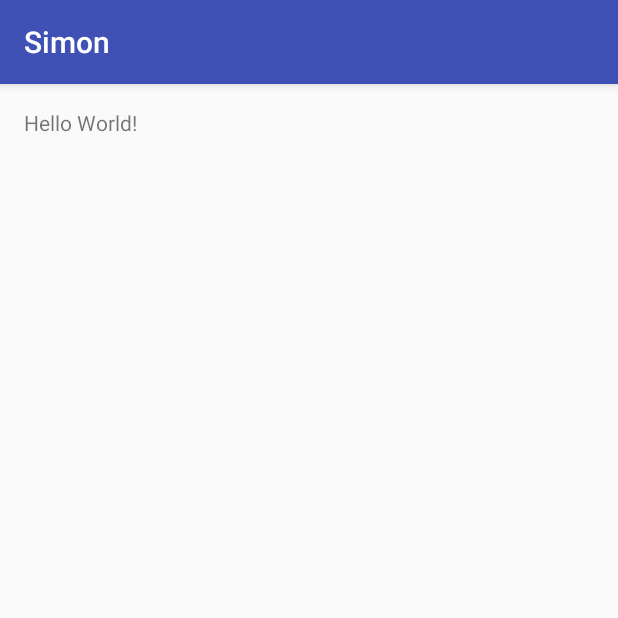
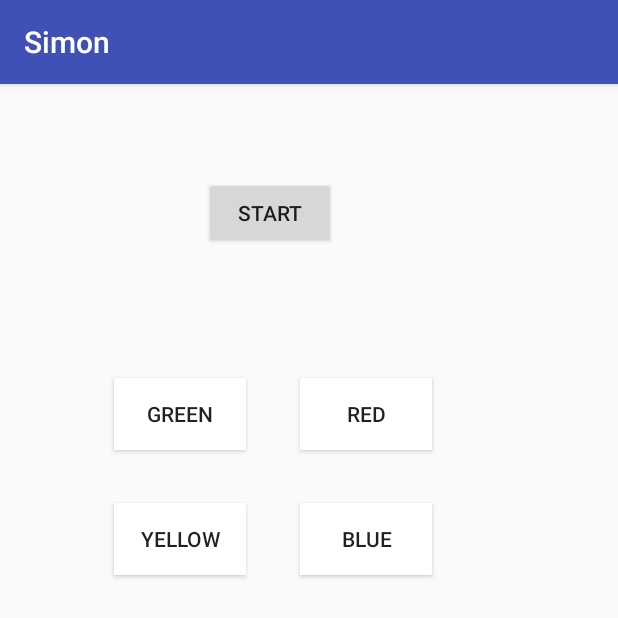
Before and after one commit to mcha83/Simon, an Android app: the screen it shows after launch (TestActivity), on a phone screen of 412 x 824 dp, the top half of it. Run offline under Robolectric (Android 15) with nearby library versions, the phone set to English and light mode, and no system bars.

Commit message:
very basic simon play in test activity

```diff
--- /dev/null
+++ b/app/src/main/java/com/bradleywilcox/simon/ISimonActivity.java
@@ -0,0 +1,15 @@
+package com.bradleywilcox.simon;
+
+/**
+ * Bradley Wilcox / Michael Cha
+ * CSCI 4020
+ * Assignment 2
+ */
+
+
+public interface ISimonActivity {
+    public void updateButtons(int button);
+
+    public void timerDone();
+    public void runnerDone();
+}
--- a/app/src/main/java/com/bradleywilcox/simon/TestActivity.java
+++ b/app/src/main/java/com/bradleywilcox/simon/TestActivity.java
@@ -1,13 +1,110 @@
 package com.bradleywilcox.simon;
 
+import android.graphics.Color;
+import android.os.AsyncTask;
 import android.support.v7.app.AppCompatActivity;
 import android.os.Bundle;
+import android.view.View;
+import android.widget.Button;
+import android.widget.Toast;
 
-public class TestActivity extends AppCompatActivity {
+public class TestActivity extends AppCompatActivity implements View.OnClickListener, ISimonActivity{
+    Button btnGreen, btnRed, btnYellow, btnBlue, btnStart;
+    private Simon simon;
+    private SimonRunner simonRunner;
+    private Timer timer;
 
     @Override
     protected void onCreate(Bundle savedInstanceState) {
         super.onCreate(savedInstanceState);
         setContentView(R.layout.activity_test);
+
+        btnGreen = (Button)findViewById(R.id.button);
+        btnRed = (Button)findViewById(R.id.button2);
+        btnYellow = (Button)findViewById(R.id.button3);
+        btnBlue = (Button)findViewById(R.id.button4);
+        btnStart = (Button)findViewById(R.id.btnStart);
+
+        btnGreen.setBackgroundColor(Color.WHITE);
+        btnRed.setBackgroundColor(Color.WHITE);
+        btnYellow.setBackgroundColor(Color.WHITE);
+        btnBlue.setBackgroundColor(Color.WHITE);
+
+        btnGreen.setOnClickListener(this);
+        btnRed.setOnClickListener(this);
+        btnYellow.setOnClickListener(this);
+        btnBlue.setOnClickListener(this);
+        btnStart.setOnClickListener(this);
+
+    }
+
+    @Override
+    public void onClick(View view) {
+
+        if(view == btnStart){
+            simon = new Simon();
+
+            startSimonRunner();
+        }
+        else {
+
+            boolean isCorrect = false;
+
+            if (view == btnGreen) {
+                isCorrect = simon.isPressCorrect(Simon.Buttons.green);
+            } else if (view == btnRed) {
+                isCorrect = simon.isPressCorrect(Simon.Buttons.red);
+            } else if (view == btnYellow) {
+                isCorrect = simon.isPressCorrect(Simon.Buttons.yellow);
+            } else if (view == btnBlue) {
+                isCorrect = simon.isPressCorrect(Simon.Buttons.blue);
+            }
+
+            if(!isCorrect){
+                Toast.makeText(this, "Wrong Guess, You Lose", Toast.LENGTH_LONG).show();
+            }else if(simon.isPlayerTurnOver()){
+                // all guesses where correct, add another to simon
+                simon.addToPattern();
+                startSimonRunner();
+            }
+        }
+    }
+
+    private void startSimonRunner(){
+        if(simonRunner != null && simonRunner.getStatus() == AsyncTask.Status.FINISHED) {
+            simonRunner = null;
+        }
+
+        simonRunner = new SimonRunner(this, simon);
+        simonRunner.execute();
+    }
+
+
+    @Override
+    public void updateButtons(int button) {
+        if(button == Simon.Buttons.green.ordinal())
+            btnGreen.setBackgroundColor(Color.GREEN);
+        else if(button == Simon.Buttons.red.ordinal())
+            btnRed.setBackgroundColor(Color.RED);
+        else if(button == Simon.Buttons.yellow.ordinal())
+            btnYellow.setBackgroundColor(Color.YELLOW);
+        else if(button == Simon.Buttons.blue.ordinal())
+            btnBlue.setBackgroundColor(Color.BLUE);
+        else{
+            btnGreen.setBackgroundColor(Color.WHITE);
+            btnRed.setBackgroundColor(Color.WHITE);
+            btnYellow.setBackgroundColor(Color.WHITE);
+            btnBlue.setBackgroundColor(Color.WHITE);
+        }
+    }
+
+    @Override
+    public void timerDone(){
+        Toast.makeText(this, "Time up, YOU LOSE", Toast.LENGTH_LONG).show();
+    }
+
+    @Override
+    public void runnerDone(){
+
     }
 }
--- a/app/src/main/res/layout/activity_test.xml
+++ b/app/src/main/res/layout/activity_test.xml
@@ -10,8 +10,49 @@
     android:paddingTop="@dimen/activity_vertical_margin"
     tools:context="com.bradleywilcox.simon.TestActivity">
 
-    <TextView
+    <Button
+        android:text="Green"
         android:layout_width="wrap_content"
         android:layout_height="wrap_content"
-        android:text="Hello World!" />
+        android:layout_alignParentTop="true"
+        android:layout_alignParentStart="true"
+        android:layout_marginStart="60dp"
+        android:layout_marginTop="180dp"
+        android:id="@+id/button" />
+
+    <Button
+        android:text="Red"
+        android:layout_width="wrap_content"
+        android:layout_height="wrap_content"
+        android:layout_alignBottom="@+id/button"
+        android:layout_toEndOf="@+id/button"
+        android:layout_marginStart="36dp"
+        android:id="@+id/button2" />
+
+    <Button
+        android:text="Yellow"
+        android:layout_width="wrap_content"
+        android:layout_height="wrap_content"
+        android:layout_below="@+id/button"
+        android:layout_alignStart="@+id/button"
+        android:layout_marginTop="35dp"
+        android:id="@+id/button3" />
+
+    <Button
+        android:text="Blue"
+        android:layout_width="wrap_content"
+        android:layout_height="wrap_content"
+        android:layout_alignTop="@+id/button3"
+        android:layout_alignStart="@+id/button2"
+        android:id="@+id/button4" />
+
+    <Button
+        android:text="Start"
+        android:layout_width="wrap_content"
+        android:layout_height="wrap_content"
+        android:layout_alignParentTop="true"
+        android:layout_alignStart="@+id/button"
+        android:layout_marginStart="60dp"
+        android:layout_marginTop="46dp"
+        android:id="@+id/btnStart" />
 </RelativeLayout>
```
Also changed, not shown: app/src/main/java/com/bradleywilcox/simon/Simon.java (added, +64 -0 lines), app/src/main/java/com/bradleywilcox/simon/SimonRunner.java (added, +60 -0 lines), app/src/main/java/com/bradleywilcox/simon/Timer.java (added, +44 -0 lines).
